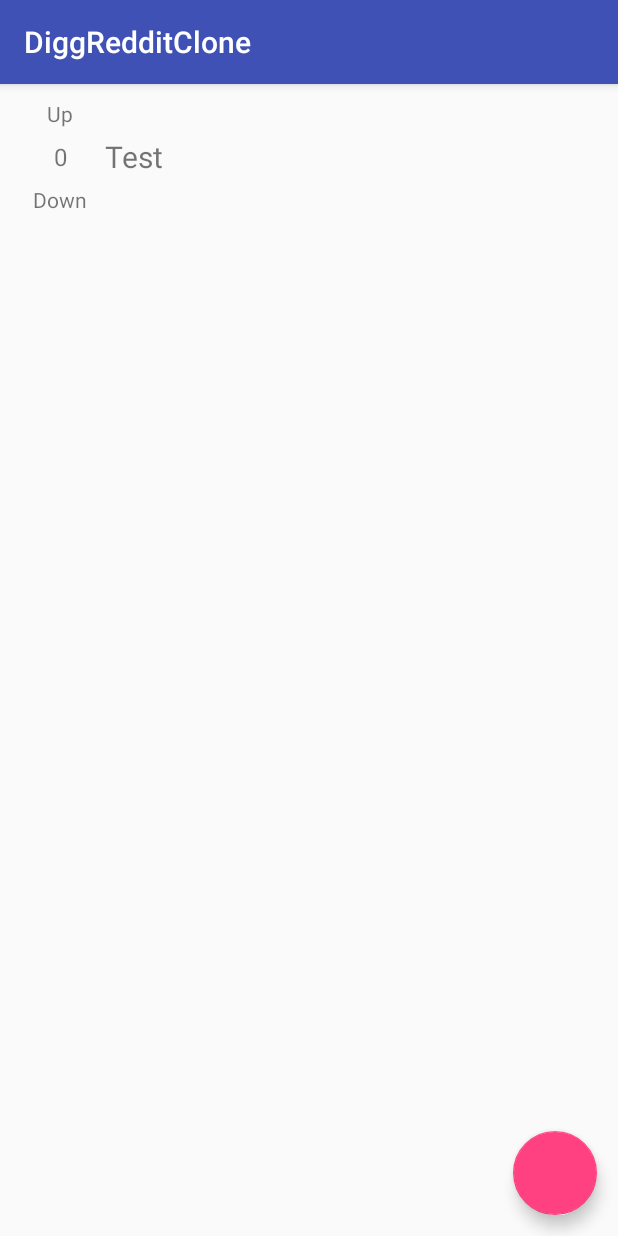
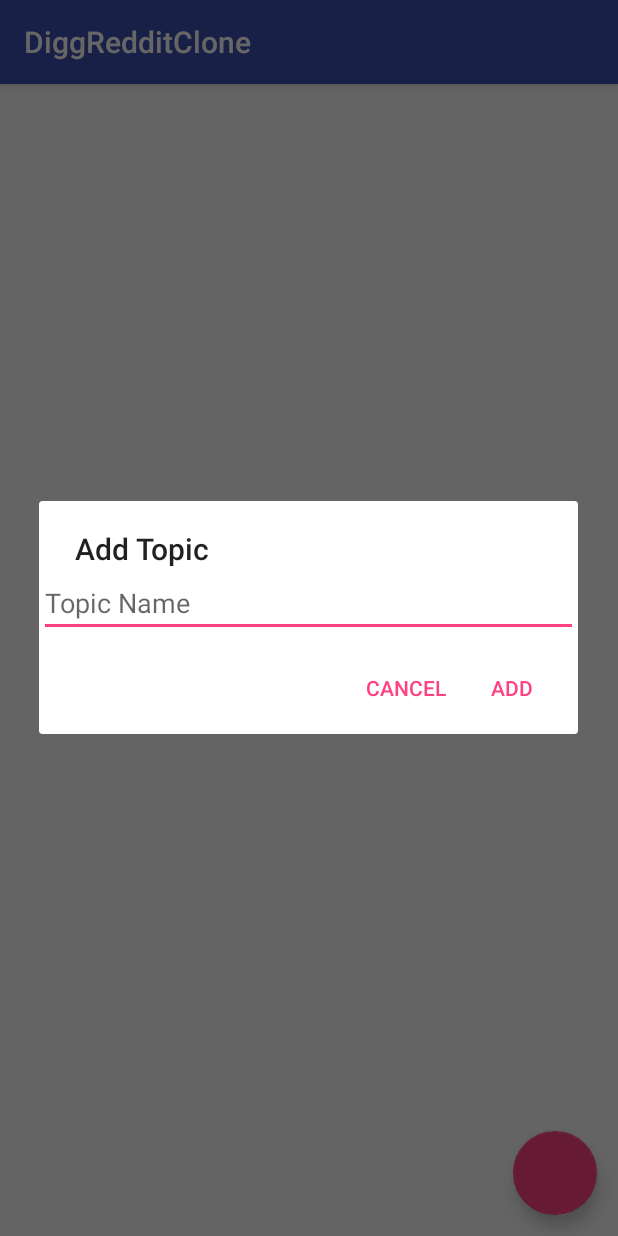
Before and after one commit to kssilvoza/DiggRedditClone, an Android app: the screen it shows after launch (TopicsActivity), after a tap on an icon or button, on a phone screen of 412 x 824 dp. Run offline under Robolectric (Android 15) with nearby library versions, the phone set to English and light mode, and no system bars; our stand-ins replace Dagger/Hilt's generated code, RxJava; 1 statement that could not run was skipped.

Commit message:
Added Dialog for adding topics. Added character limit to topic name. Adjusted hitbox of Up and Down buttons to make them easier to press

```diff
--- a/app/src/main/java/com/silvozatechnologies/diggredditclone/ui/topics/view/TopicsActivity.kt
+++ b/app/src/main/java/com/silvozatechnologies/diggredditclone/ui/topics/view/TopicsActivity.kt
@@ -3,9 +3,13 @@ package com.silvozatechnologies.diggredditclone.ui.topics.view
 import android.arch.lifecycle.Observer
 import android.arch.lifecycle.ViewModelProvider
 import android.arch.lifecycle.ViewModelProviders
+import android.content.DialogInterface
 import android.os.Bundle
+import android.support.v7.app.AlertDialog
 import android.support.v7.app.AppCompatActivity
 import android.support.v7.widget.LinearLayoutManager
+import android.text.InputFilter
+import android.widget.EditText
 import com.silvozatechnologies.diggredditclone.R
 import com.silvozatechnologies.diggredditclone.data.model.Topic
 import com.silvozatechnologies.diggredditclone.ui.topics.viewmodel.TopicsViewModel
@@ -18,6 +22,7 @@ class TopicsActivity : AppCompatActivity() {
     lateinit var viewModelFactory: ViewModelProvider.Factory
 
     private lateinit var topicsAdapter: TopicsAdapter
+    private lateinit var addTopicDialog: AlertDialog
 
     private lateinit var viewModel: TopicsViewModel
 
@@ -38,6 +43,7 @@ class TopicsActivity : AppCompatActivity() {
         initializeViewModel()
         initializeRecyclerView()
         initializeButtons()
+        initializeDialog()
         startObserving()
     }
 
@@ -55,12 +61,33 @@ class TopicsActivity : AppCompatActivity() {
         button_add.setOnClickListener { onAddButtonClicked() }
     }
 
+    private fun initializeDialog() {
+        val title = resources.getString(R.string.add_topic_dialog_title)
+
+        val editText = EditText(this)
+        editText.setHint(R.string.add_topic_dialog_hint)
+        editText.filters = arrayOf(InputFilter.LengthFilter(viewModel.TOPIC_NAME_MAX_LENGTH))
+
+        addTopicDialog = AlertDialog.Builder(this)
+                .setTitle(title)
+                .setView(editText)
+                .setPositiveButton(R.string.button_add) {
+                    _, _ ->
+                        viewModel.addTopic(editText.text.toString())
+                }
+                .setNegativeButton(R.string.button_cancel) {
+                    _, _ ->
+                        addTopicDialog.dismiss()
+                }
+                .create()
+    }
+
     private fun startObserving() {
         viewModel.topics.observe(this, Observer { onTopicsChanged(it) })
     }
 
     private fun onAddButtonClicked() {
-        viewModel.addTopic(topicName = "Test")
+        addTopicDialog.show()
     }
 
     private fun onTopicsChanged(topics: List<Topic>?) {
--- a/app/src/main/java/com/silvozatechnologies/diggredditclone/ui/topics/viewmodel/TopicsViewModel.kt
+++ b/app/src/main/java/com/silvozatechnologies/diggredditclone/ui/topics/viewmodel/TopicsViewModel.kt
@@ -11,6 +11,8 @@ import io.reactivex.schedulers.Schedulers
 import javax.inject.Inject
 
 class TopicsViewModel @Inject constructor(private val topicsRepository: TopicRepository) : ViewModel() {
+    val TOPIC_NAME_MAX_LENGTH = 255
+
     var topics = MutableLiveData<List<Topic>>()
 
     private var disposable: Disposable
--- a/app/src/main/res/layout/item_topic.xml
+++ b/app/src/main/res/layout/item_topic.xml
@@ -15,8 +15,9 @@
 
     <TextView
         android:id="@+id/button_upvote"
-        android:layout_width="wrap_content"
-        android:layout_height="wrap_content"
+        android:layout_width="0dp"
+        android:layout_height="30dp"
+        android:gravity="center"
         android:textSize="@dimen/text_small"
         android:text="Up"
         app:layout_constraintTop_toTopOf="parent"
@@ -29,6 +30,7 @@
         android:layout_height="wrap_content"
         android:layout_marginTop="@dimen/spacing_extra_small"
         android:textSize="@dimen/text_normal"
+        android:gravity="center_horizontal"
         tools:text="1.2k"
         app:layout_constraintTop_toBottomOf="@+id/button_upvote"
         app:layout_constraintLeft_toLeftOf="parent"
@@ -36,9 +38,10 @@
 
     <TextView
         android:id="@+id/button_downvote"
-        android:layout_width="wrap_content"
-        android:layout_height="wrap_content"
+        android:layout_width="0dp"
+        android:layout_height="30dp"
         android:layout_marginTop="@dimen/spacing_extra_small"
+        android:gravity="center"
         android:textSize="@dimen/text_small"
         android:text="Down"
         app:layout_constraintTop_toBottomOf="@+id/textview_votes"
--- a/app/src/main/res/values/strings.xml
+++ b/app/src/main/res/values/strings.xml
@@ -1,3 +1,9 @@
 <resources>
     <string name="app_name">DiggRedditClone</string>
+
+    <string name="button_add">Add</string>
+    <string name="button_cancel">Cancel</string>
+
+    <string name="add_topic_dialog_title">Add Topic</string>
+    <string name="add_topic_dialog_hint">Topic Name</string>
 </resources>
```
